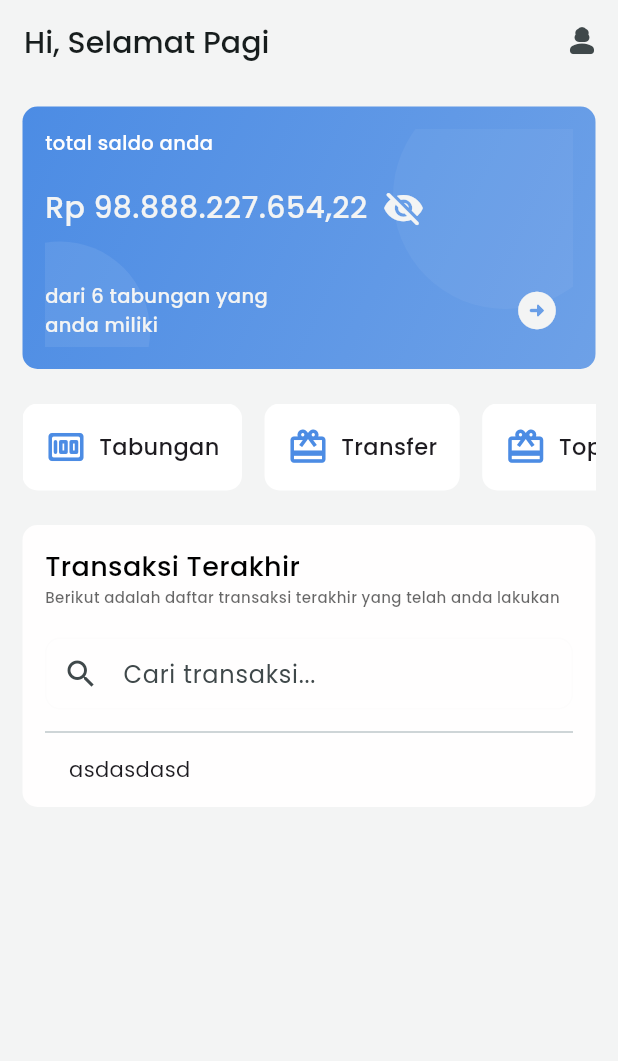
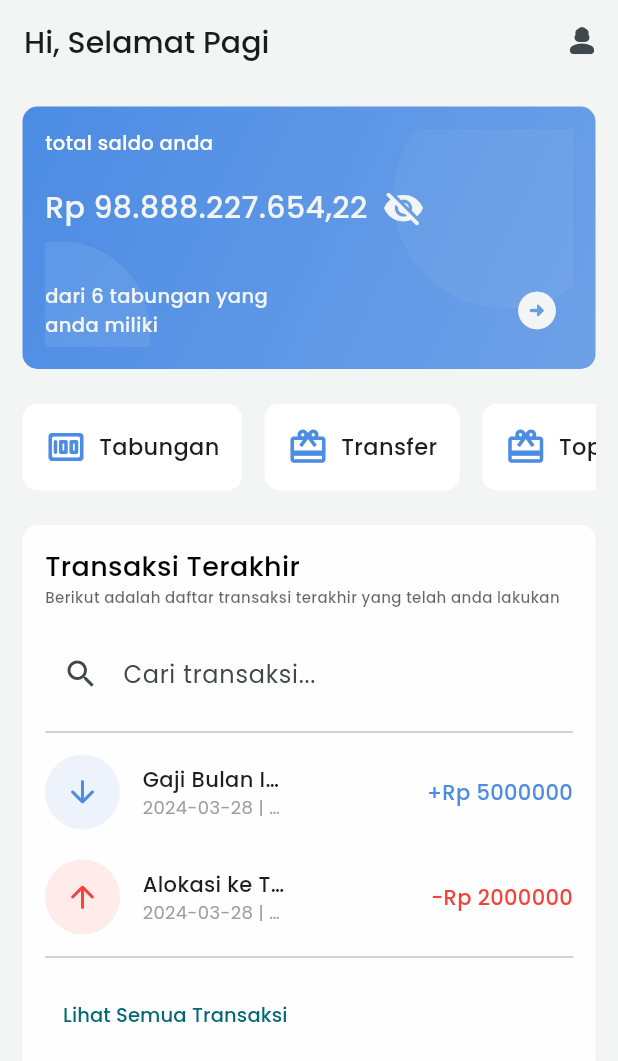
Before and after one commit to DimzsArdiminda/kesak, a Flutter app: the screen it shows after launch, after a tap on the "visibility" icon, on a phone screen of 412 x 824 dp. Shown: the top 1061 px of the screen. Run offline on Flutter 3.47's test engine with Material 3 defaults, Android fonts, the phone set to English and light mode, and no system bars; our stand-ins replace google_fonts.

Commit message:
feat: add History screen and integrate recent transactions display in Home

```diff
--- a/kesak_fe/lib/app/history/history.dart
+++ b/kesak_fe/lib/app/history/history.dart
@@ -0,0 +1,19 @@
+import 'package:flutter/material.dart';
+
+class History extends StatefulWidget {
+  const History({super.key});
+
+  @override
+  State<History> createState() => _HistoryState();
+}
+
+class _HistoryState extends State<History> {
+  @override
+  Widget build(BuildContext context) {
+    return Scaffold(
+      body: Center(
+        child: Text("History"),
+      ),
+    );
+  }
+}
--- a/kesak_fe/lib/app/home/home.dart
+++ b/kesak_fe/lib/app/home/home.dart
@@ -1,5 +1,6 @@
 import 'package:flutter/material.dart';
 import 'package:flutter/services.dart';
+import 'package:kesak_fe/app/history/history.dart';
 import 'dart:convert';
 import 'package:kesak_fe/app/home/scrollableMenu.dart';
 import 'package:kesak_fe/components/CardSection.dart';
@@ -22,9 +23,38 @@ class _HomeState extends State<Home> {
   List<Transaction> allTransactions = [];
 
   @override
+  void initState() {
+    super.initState();
+    loadTransactions();
+  }
+
+  @override
   void dispose() {
     searchController.dispose();
     super.dispose();
+  }
+
+  Future<void> loadTransactions() async {
+    try {
+      final String jsonString =
+          await rootBundle.loadString('lib/data/data_transaksi.json');
+      final jsonData = jsonDecode(jsonString);
+      final transactions = (jsonData['transactions'] as List)
+          .map((item) => Transaction.fromJson(item))
+          .toList();
+
+      if (transactions.isNotEmpty) {
+        setState(() {
+          allTransactions = transactions;
+          recentTransaction = transactions.firstWhere(
+            (t) => t.status == 'completed' && t.type != 'allocation',
+            orElse: () => transactions[0],
+          );
+        });
+      }
+    } catch (e) {
+      print('Error loading transactions: $e');
+    }
   }
 
   void toggoleVisibilty() {
@@ -47,7 +77,25 @@ class _HomeState extends State<Home> {
     }
   }
 
-  Container banner() {
+  IconData _getIconData(String iconName) {
+    final iconMap = {
+      'account_balance_wallet': Icons.account_balance_wallet,
+      'restaurant': Icons.restaurant,
+      'shopping_cart': Icons.shopping_cart,
+      'send': Icons.send,
+      'attach_money': Icons.attach_money,
+      'card_giftcard': Icons.card_giftcard,
+      'local_mall': Icons.local_mall,
+      'local_taxi': Icons.local_taxi,
+      'medical_services': Icons.medical_services,
+      'movie': Icons.movie,
+      'flight': Icons.flight,
+      'help': Icons.help,
+    };
+    return iconMap[iconName] ?? Icons.help;
+  }
+
+  Container _banner() {
     return Container(
       width: double.infinity,
       padding: const EdgeInsets.all(15),
@@ -156,6 +204,162 @@ class _HomeState extends State<Home> {
     );
   }
 
+  Container _lastTransaksi(BuildContext context) {
+    // Get 2 most recent transactions
+    List<Transaction> recentTransactions = allTransactions.take(2).toList();
+
+    return Container(
+      padding: const EdgeInsets.all(15),
+      decoration: BoxDecoration(
+        color: textColorW,
+        borderRadius: BorderRadius.circular(10),
+        boxShadow: [
+          BoxShadow(
+            color: primaryColor.withOpacity(0.1),
+            blurRadius: 20,
+            offset: const Offset(0, 10),
+          ),
+        ],
+      ),
+      child: Column(
+        crossAxisAlignment: CrossAxisAlignment.start,
+        children: [
+          Text("Transaksi Terakhir",
+              style: TextStyle(
+                fontSize: 18,
+                fontWeight: FontWeight.w500,
+                color: textColorB,
+              )),
+          Text(
+              "Berikut adalah daftar transaksi terakhir yang telah anda lakukan",
+              style: TextStyle(
+                fontSize: 10,
+                fontWeight: FontWeight.w500,
+                color: textColorB.withOpacity(0.6),
+              )),
+          const SizedBox(height: 20),
+          TextField(
+            controller: searchController,
+            onChanged: (value) {
+              setState(() {
+                searchQuery = value;
+              });
+            },
+            decoration: InputDecoration(
+              hintText: "Cari transaksi...",
+              hoverColor: primaryColor.withOpacity(0.1),
+              prefixIcon: const Icon(Icons.search),
+              contentPadding:
+                  const EdgeInsets.symmetric(horizontal: 15, vertical: 12),
+              border: OutlineInputBorder(
+                borderRadius: BorderRadius.circular(10),
+                borderSide: BorderSide(
+                  color: primaryColor.withOpacity(0.2),
+                ),
+              ),
+              enabledBorder: OutlineInputBorder(
+                borderRadius: BorderRadius.circular(10),
+                borderSide: BorderSide(
+                  color: primaryColor.withOpacity(0.2),
+                ),
+              ),
+              focusedBorder: OutlineInputBorder(
+                borderRadius: BorderRadius.circular(10),
+                borderSide: const BorderSide(
+                  color: secondaryColor,
+                ),
+              ),
+            ),
+          ),
+          Divider(
+            height: 30,
+          ),
+          // Display recent transactions
+          recentTransactions.isNotEmpty
+              ? Column(
+                  children: [
+                    for (int i = 0; i < recentTransactions.length; i++)
+                      Column(
+                        children: [
+                          Row(
+                            children: [
+                              Container(
+                                width: 50,
+                                height: 50,
+                                decoration: BoxDecoration(
+                                  shape: BoxShape.circle,
+                                  color: recentTransactions[i].type == 'income'
+                                      ? secondaryColor.withOpacity(0.1)
+                                      : Colors.red.withOpacity(0.1),
+                                ),
+                                child: Icon(
+                                  recentTransactions[i].type == 'income'
+                                      ? Icons.arrow_downward_rounded
+                                      : Icons.arrow_upward_rounded,
+                                  color: recentTransactions[i].type == 'income'
+                                      ? secondaryColor
+                                      : Colors.red,
+                                ),
+                              ),
+                              const SizedBox(width: 15),
+                              Expanded(
+                                child: Column(
+                                  crossAxisAlignment: CrossAxisAlignment.start,
+                                  children: [
+                                    Text(
+                                      recentTransactions[i].title,
+                                      style: const TextStyle(
+                                          fontSize: 14,
+                                          fontWeight: FontWeight.w500),
+                                      overflow: TextOverflow.ellipsis,
+                                      maxLines: 1,
+                                    ),
+                                    Text(
+                                      "${recentTransactions[i].date} | ${recentTransactions[i].category}",
+                                      style: const TextStyle(
+                                          fontSize: 12, color: Colors.grey),
+                                      overflow: TextOverflow.ellipsis,
+                                      maxLines: 1,
+                                    ),
+                                  ],
+                                ),
+                              ),
+                              const Spacer(),
+                              Text(
+                                "${recentTransactions[i].type == 'income' ? '+' : '-'}Rp ${recentTransactions[i].amount}",
+                                style: TextStyle(
+                                    fontSize: 14,
+                                    fontWeight: FontWeight.w500,
+                                    color:
+                                        recentTransactions[i].type == 'income'
+                                            ? secondaryColor
+                                            : Colors.red),
+                              ),
+                            ],
+                          ),
+                          if (i < recentTransactions.length - 1)
+                            const SizedBox(height: 20),
+                        ],
+                      ),
+                  ],
+                )
+              : const Center(
+                  child: Text('Tidak ada transaksi'),
+                ),
+          Divider(
+            height: 30,
+          ),
+          TextButton(
+              iconAlignment: IconAlignment.end,
+              onPressed: () => Navigator.push(
+                  context, MaterialPageRoute(builder: (context) => History())),
+              child: Text("Lihat Semua Transaksi",
+                  style: TextStyle(fontSize: 13, fontWeight: FontWeight.w500)))
+        ],
+      ),
+    );
+  }
+
   @override
   Widget build(BuildContext context) {
     return Scaffold(
@@ -176,81 +380,11 @@ class _HomeState extends State<Home> {
           padding: const EdgeInsets.only(left: 15, right: 15, top: 15),
           child: Column(
             children: [
-              banner(),
+              _banner(),
               const SizedBox(height: 23),
               scrollableMenu(),
               const SizedBox(height: 23),
-              Container(
-                padding: const EdgeInsets.all(15) ,
-                decoration: BoxDecoration(
-                  color: textColorW,
-                  borderRadius: BorderRadius.circular(10),
-                  boxShadow: [
-                    BoxShadow(
-                      color: primaryColor.withOpacity(0.1),
-                      blurRadius: 20,
-                      offset: const Offset(0, 10),
-                    ),
-                  ],
-                ),
-                child: Column(
-                  crossAxisAlignment: CrossAxisAlignment.start,
-                  children: [
-                    Text("Transaksi Terakhir",
-                        style: TextStyle(
-                          fontSize: 18,
-                          fontWeight: FontWeight.w500,
-                          color: textColorB,
-                        )
-                    ),
-                    Text("Berikut adalah daftar transaksi terakhir yang telah anda lakukan",
-                        style: TextStyle(
-                          fontSize: 10,
-                          fontWeight: FontWeight.w500,
-                          color: textColorB.withOpacity(0.6),
-                        )
-                    ),
-                    const SizedBox(height: 20),
-                    TextField(
-                      controller: searchController,
-                      onChanged: (value) {
-                        setState(() {
-                          searchQuery = value;
-                        });
-                      },
-                      decoration: InputDecoration(
-                        hintText: "Cari transaksi...",
-                        hoverColor: primaryColor.withOpacity(0.1),
-                        prefixIcon: const Icon(Icons.search),
-                        contentPadding: const EdgeInsets.symmetric(
-                            horizontal: 15, vertical: 12),
-                        border: OutlineInputBorder(
-                          borderRadius: BorderRadius.circular(10),
-                          borderSide: BorderSide(
-                            color: primaryColor.withOpacity(0.2),
-                          ),
-                        ),
-                        enabledBorder: OutlineInputBorder(
-                          borderRadius: BorderRadius.circular(10),
-                          borderSide: BorderSide(
-                            color: primaryColor.withOpacity(0.2),
-                          ),
-                        ),
-                        focusedBorder: OutlineInputBorder(
-                          borderRadius: BorderRadius.circular(10),
-                          borderSide: const BorderSide(
-                            color: secondaryColor,
-                          ),
-                        ),
-                      ),
-                    ),
-
-                    Divider(height: 30,),
-                    Text("    asdasdasd  ")
-                  ],
-                ),
-              ),
-
+              _lastTransaksi(context),
               const SizedBox(height: 20),
             ],
           ),
--- a/kesak_fe/lib/data/main_menu.dart
+++ b/kesak_fe/lib/data/main_menu.dart
@@ -8,6 +8,7 @@ const menuShortCut = [
     "iconType": "icon",
     "color": secondaryColor,
     "onTap": null,
+    // "onTap": () => Navigator.push(context, MaterialPageRoute(builder: (context) => TabunganPage()))
   },
   {
     "title": "Transfer",
```
Also changed, not shown: kesak_fe/lib/splash_screen.dart (added).
